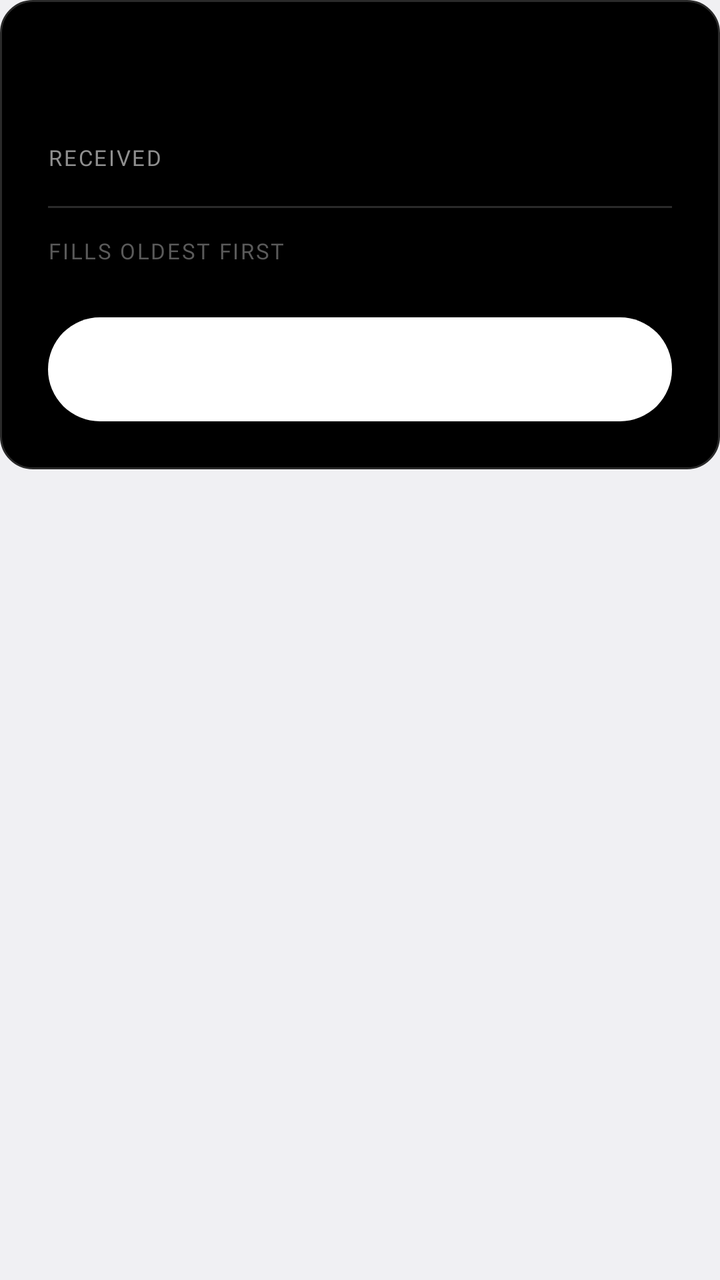
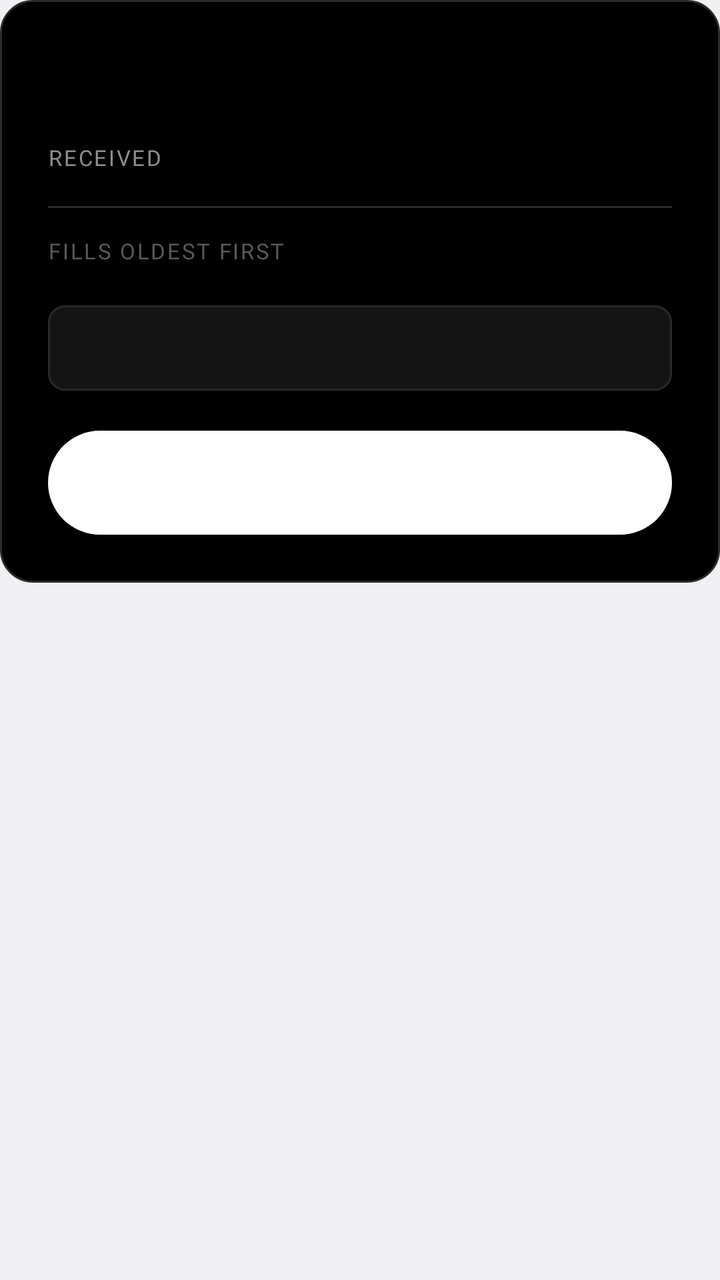

Screens rendered from an Android XML layout before and after an edit, with the pre-edit source and the edit as a unified diff.
<!-- AndroidManifest.xml: application theme android:Theme.DeviceDefault.DayNight -->
<!-- res/layout/settle.xml -->
<?xml version="1.0" encoding="utf-8"?>
<ScrollView xmlns:android="http://schemas.android.com/apk/res/android"
    android:layout_width="match_parent"
    android:layout_height="wrap_content">

<LinearLayout
    android:layout_width="match_parent"
    android:layout_height="wrap_content"
    android:orientation="vertical"
    android:background="@drawable/dialog_bg"
    android:minWidth="320dp"
    android:padding="24dp">

    <TextView
        android:id="@+id/settle_title"
        android:layout_width="wrap_content"
        android:layout_height="wrap_content"
        android:fontFamily="@font/space_mono"
        android:letterSpacing="0.08"
        android:textColor="#8F8F8F"
        android:textSize="11sp" />

    <LinearLayout
        android:layout_width="match_parent"
        android:layout_height="wrap_content"
        android:layout_marginTop="16dp"
        android:gravity="center_vertical"
        android:orientation="horizontal">

        <TextView
            android:layout_width="0dp"
            android:layout_height="wrap_content"
            android:layout_weight="1"
            android:fontFamily="@font/space_mono"
            android:letterSpacing="0.08"
            android:text="@string/received"
            android:textColor="#8F8F8F"
            android:textSize="11sp" />

        <EditText
            android:id="@+id/received"
            android:layout_width="170dp"
            android:layout_height="wrap_content"
            android:background="@null"
            android:fontFamily="@font/doto"
            android:textFontWeight="700"
            android:fontVariationSettings="&apos;ROND&apos; 100"
            android:gravity="end"
            android:imeOptions="actionDone"
            android:inputType="numberDecimal"
            android:textColor="#FFFFFF"
            android:textCursorDrawable="@null"
            android:textSize="36sp" />
    </LinearLayout>

    <View
        android:layout_width="match_parent"
        android:layout_height="1dp"
        android:background="#2A2A2A" />

    <TextView
        android:layout_width="wrap_content"
        android:layout_height="wrap_content"
        android:layout_marginTop="14dp"
        android:fontFamily="@font/space_mono"
        android:letterSpacing="0.08"
        android:text="@string/waterline_hint"
        android:textColor="#5A5A5A"
        android:textSize="11sp" />

    <LinearLayout
        android:id="@+id/items"
        android:layout_width="match_parent"
        android:layout_height="wrap_content"
        android:layout_marginTop="6dp"
        android:orientation="vertical" />

    <TextView
        android:id="@+id/overpaid"
        android:layout_width="wrap_content"
        android:layout_height="wrap_content"
        android:layout_marginTop="8dp"
        android:fontFamily="@font/space_mono"
        android:letterSpacing="0.08"
        android:textColor="#D71921"
        android:textSize="11sp"
        android:visibility="gone" />

    <Button
        android:id="@+id/settle_btn"
        android:layout_width="match_parent"
        android:layout_height="52dp"
        android:layout_marginTop="20dp"
        android:background="@drawable/btn_primary"
        android:fontFamily="@font/space_mono_bold"
        android:letterSpacing="0.08"
        android:textColor="#000000"
        android:textSize="14sp" />
</LinearLayout>
</ScrollView>
<!-- resources referenced by this layout -->
<resources>
  <!-- drawable btn_primary (drawable) -->
  <?xml version="1.0" encoding="utf-8"?>
  <shape xmlns:android="http://schemas.android.com/apk/res/android">
      <solid android:color="#FFFFFF" />
      <corners android:radius="26dp" />
  </shape>
  <!-- drawable dialog_bg (drawable) -->
  <?xml version="1.0" encoding="utf-8"?>
  <shape xmlns:android="http://schemas.android.com/apk/res/android">
      <solid android:color="#000000" />
      <stroke android:width="1dp" android:color="#2A2A2A" />
      <corners android:radius="16dp" />
  </shape>
  <string name="received">RECEIVED</string>
  <string name="waterline_hint">FILLS OLDEST FIRST</string>
</resources>

<!-- the commit's change to res/layout/settle.xml (unified diff, before → after) -->
@@ -86,6 +86,18 @@
         android:textSize="11sp"
         android:visibility="gone" />
 
+    <TextView
+        android:id="@+id/account"
+        android:layout_width="match_parent"
+        android:layout_height="wrap_content"
+        android:layout_marginTop="14dp"
+        android:background="@drawable/field_bg"
+        android:fontFamily="@font/space_mono"
+        android:letterSpacing="0.08"
+        android:padding="14dp"
+        android:textColor="#FFFFFF"
+        android:textSize="11sp" />
+
     <Button
         android:id="@+id/settle_btn"
         android:layout_width="match_parent"
<!-- resource entries referenced after the edit -->
@@ -13,6 +13,13 @@
       <stroke android:width="1dp" android:color="#2A2A2A" />
       <corners android:radius="16dp" />
   </shape>
+  <!-- drawable field_bg (drawable) -->
+  <?xml version="1.0" encoding="utf-8"?>
+  <shape xmlns:android="http://schemas.android.com/apk/res/android">
+      <solid android:color="#141414" />
+      <stroke android:width="1dp" android:color="#2A2A2A" />
+      <corners android:radius="8dp" />
+  </shape>
   <string name="received">RECEIVED</string>
   <string name="waterline_hint">FILLS OLDEST FIRST</string>
 </resources>
